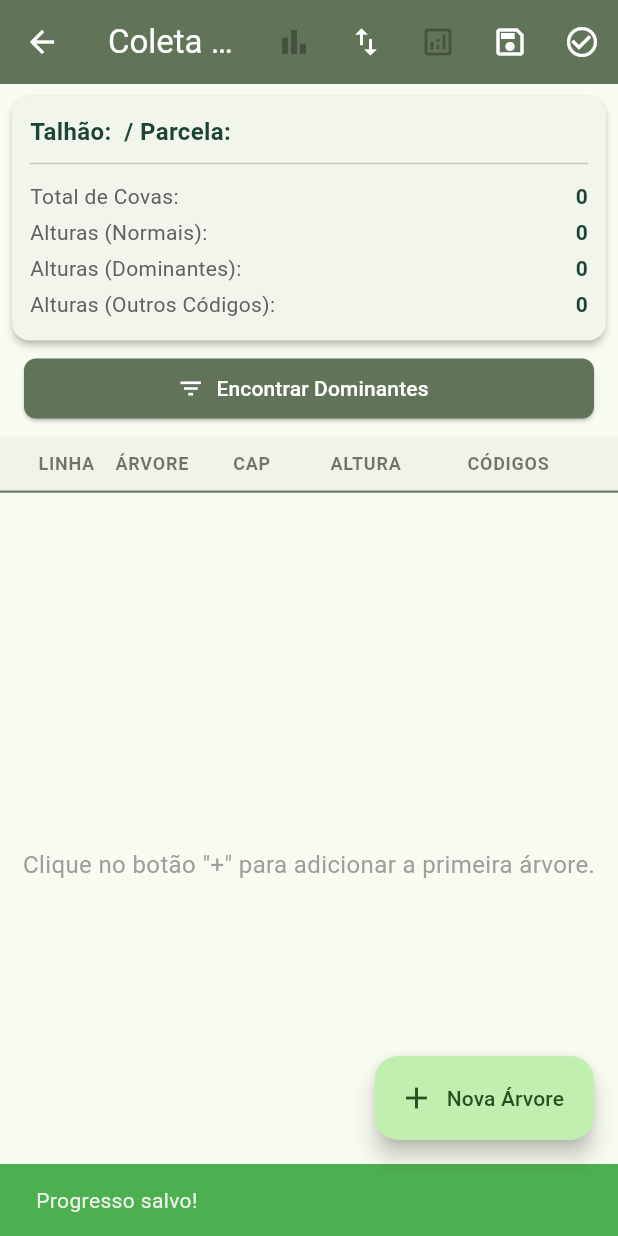
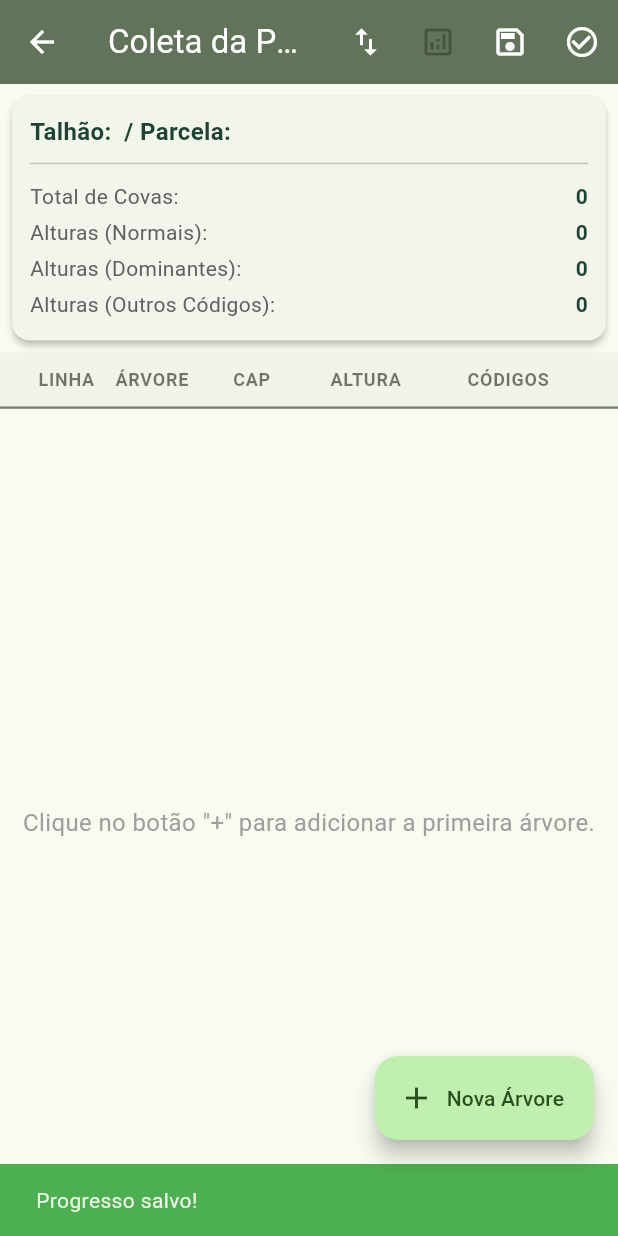
Before and after one commit to Osmar-orbis/geoforestcoletor, a Flutter app: the InventarioPage screen opened directly with empty values, after a tap on the "save" icon, on a phone screen of 412 x 824 dp. Run offline on Flutter 3.47's test engine with Material 3 defaults, Android fonts, the phone set to English and light mode, and no system bars; our stand-ins replace cloud_firestore, csv, device_info_plus, file_picker, firebase_auth, firebase_core and 14 more; missing offline and left inert: flutter_archive, path_provider_android, proj4dart; accounts and stored records are empty; generated files the repository leaves out were written again.

```diff
--- a/lib/pages/amostra/inventario_page.dart
+++ b/lib/pages/amostra/inventario_page.dart
@@ -1,4 +1,4 @@
-// lib/pages/amostra/inventario_page.dart (VERSÃO COM FAB CORRIGIDO)
+// lib/pages/amostra/inventario_page.dart (VERSÃO FINAL E CORRETA)
 
 import 'package:flutter/material.dart';
 import 'package:geoforestcoletor/data/datasources/local/database_helper.dart';
@@ -30,6 +30,9 @@ class _InventarioPageState extends State<InventarioPage> {
   bool _mostrandoApenasDominantes = false;
   bool _listaInvertida = false;
 
+  // <<< ESTADO QUE CONTROLA O MODO DE VISUALIZAÇÃO >>>
+  bool _isReadOnly = false;
+
   @override
   void initState() {
     super.initState();
@@ -37,18 +40,18 @@ class _InventarioPageState extends State<InventarioPage> {
     _dataLoadingFuture = _carregarDadosIniciais();
   }
 
+  // <<< LÓGICA DE CARREGAMENTO CORRIGIDA >>>
   Future<bool> _carregarDadosIniciais() async {
+    // Apenas lê o status da parcela, NUNCA o altera ao carregar.
     if (_parcelaAtual.status == StatusParcela.concluida) {
+      _isReadOnly = true;
+    } else {
+      _isReadOnly = false;
+      // Garante que, se não estiver concluída, o status seja "Em Andamento".
+      // Isso é seguro, pois a ColetaDadosPage já lida com o estado "concluído".
+      if (_parcelaAtual.status != StatusParcela.emAndamento) {
         _parcelaAtual.status = StatusParcela.emAndamento;
         await dbHelper.updateParcelaStatus(_parcelaAtual.dbId!, StatusParcela.emAndamento);
-
-      if(mounted) {
-        WidgetsBinding.instance.addPostFrameCallback((_) {
-          ScaffoldMessenger.of(context).showSnackBar(const SnackBar(
-            content: Text('Parcela reaberta para edição.'),
-            backgroundColor: Colors.orange,
-          ));
-        });
       }
     }
 
@@ -59,14 +62,27 @@ class _InventarioPageState extends State<InventarioPage> {
     return true;
   }
 
-  void _navegarParaDashboard() {
-    if (_parcelaAtual.dbId == null) return;
-    Navigator.push(
-      context,
-      MaterialPageRoute(
-        builder: (context) => DashboardPage(parcelaId: _parcelaAtual.dbId!),
-      ),
-    );
+  // <<< NOVA FUNÇÃO PARA REABRIR A PARCELA DE FORMA INTENCIONAL >>>
+  Future<void> _reabrirParaEdicao() async {
+    setState(() => _isSaving = true);
+    try {
+      _parcelaAtual.status = StatusParcela.emAndamento;
+      await dbHelper.updateParcelaStatus(_parcelaAtual.dbId!, StatusParcela.emAndamento);
+      if (mounted) {
+        setState(() {
+          _isReadOnly = false;
+          _isSaving = false;
+        });
+        ScaffoldMessenger.of(context).showSnackBar(const SnackBar(
+          content: Text('Parcela reaberta para edição.'),
+          backgroundColor: Colors.orange,
+        ));
+      }
+    } finally {
+      if (mounted && _isSaving) {
+        setState(() => _isSaving = false);
+      }
+    }
   }
 
   Future<void> _concluirColeta() async {
@@ -89,10 +105,49 @@ class _InventarioPageState extends State<InventarioPage> {
     if (mounted) {
       ScaffoldMessenger.of(context).showSnackBar(const SnackBar(
         content: Text('Parcela concluída com sucesso!'),
-        backgroundColor: Colors.blue
+        backgroundColor: Colors.green
       ));
       Navigator.of(context).pop(true);
     }
+  }
+
+  Future<void> _salvarEstadoAtual({bool showSnackbar = true, bool concluir = false}) async {
+    if (_isSaving) return;
+    if (mounted) setState(() => _isSaving = true);
+    try {
+      if (concluir) {
+        _parcelaAtual.status = StatusParcela.concluida;
+        setState(() => _isReadOnly = true); // Bloqueia a tela após concluir
+        _identificarArvoresDominantes();
+      }
+      _arvoresColetadas.sort((a, b) {
+        int compLinha = a.linha.compareTo(b.linha);
+        if (compLinha != 0) return compLinha;
+        int compPos = a.posicaoNaLinha.compareTo(b.posicaoNaLinha);
+        if (compPos != 0) return compPos;
+        return (a.id ?? 0).compareTo(b.id ?? 0);
+      });
+      await dbHelper.saveFullColeta(_parcelaAtual, _arvoresColetadas);
+      if (mounted && showSnackbar) {
+        ScaffoldMessenger.of(context).showSnackBar(const SnackBar(content: Text('Progresso salvo!'), duration: Duration(seconds: 2), backgroundColor: Colors.green));
+      }
+    } catch (e) {
+      if (mounted) ScaffoldMessenger.of(context).showSnackBar(SnackBar(content: Text('Erro ao salvar: $e'), backgroundColor: Colors.red));
+    } finally {
+      if (mounted) setState(() => _isSaving = false);
+    }
+  }
+
+  // --- O restante do arquivo (funções de navegação, deleção, diálogo, build, etc.) permanece o mesmo, mas com as devidas verificações do `_isReadOnly` ---
+
+  void _navegarParaDashboard() {
+    if (_parcelaAtual.dbId == null) return;
+    Navigator.push(
+      context,
+      MaterialPageRoute(
+        builder: (context) => DashboardPage(parcelaId: _parcelaAtual.dbId!),
+      ),
+    );
   }
 
   Future<void> _deletarArvore(BuildContext context, Arvore arvore) async {
@@ -237,32 +292,6 @@ class _InventarioPageState extends State<InventarioPage> {
     }
   }
 
-  Future<void> _salvarEstadoAtual({bool showSnackbar = true, bool concluir = false}) async {
-    if (_isSaving) return;
-    if (mounted) setState(() => _isSaving = true);
-    try {
-      if (concluir) {
-        _parcelaAtual.status = StatusParcela.concluida;
-        _identificarArvoresDominantes();
-      }
-      _arvoresColetadas.sort((a, b) {
-        int compLinha = a.linha.compareTo(b.linha);
-        if (compLinha != 0) return compLinha;
-        int compPos = a.posicaoNaLinha.compareTo(b.posicaoNaLinha);
-        if (compPos != 0) return compPos;
-        return (a.id ?? 0).compareTo(b.id ?? 0);
-      });
-      await dbHelper.saveFullColeta(_parcelaAtual, _arvoresColetadas);
-      if (mounted && showSnackbar) {
-        ScaffoldMessenger.of(context).showSnackBar(const SnackBar(content: Text('Progresso salvo!'), duration: Duration(seconds: 2), backgroundColor: Colors.green));
-      }
-    } catch (e) {
-      if (mounted) ScaffoldMessenger.of(context).showSnackBar(SnackBar(content: Text('Erro ao salvar: $e'), backgroundColor: Colors.red));
-    } finally {
-      if (mounted) setState(() => _isSaving = false);
-    }
-  }
-
   void _identificarArvoresDominantes() {
     for (var arvore in _arvoresColetadas) {
       arvore.dominante = false;
@@ -353,12 +382,21 @@ class _InventarioPageState extends State<InventarioPage> {
     return Scaffold(
       appBar: AppBar(
         title: const Text('Coleta da Parcela'),
-        actions: [
+        // <<< APPBAR DINÂMICA BASEADA NO ESTADO READONLY >>>
+        actions: _isReadOnly
+          ? [ // Ações para o modo de visualização
+              IconButton(
+                icon: const Icon(Icons.edit_outlined),
+                tooltip: 'Reabrir para Edição',
+                onPressed: _reabrirParaEdicao,
+              ),
               IconButton(
                 icon: const Icon(Icons.bar_chart),
                 tooltip: 'Ver Relatório da Parcela',
                 onPressed: _arvoresColetadas.isEmpty ? null : _navegarParaDashboard,
               ),
+            ]
+          : [ // Ações para o modo de edição
               if (_isSaving)
                 const Padding(padding: EdgeInsets.only(right: 16.0), child: Center(child: SizedBox(width: 20, height: 20, child: CircularProgressIndicator(color: Colors.white))))
               else ...[
@@ -392,15 +430,23 @@ class _InventarioPageState extends State<InventarioPage> {
 
           return Column(
             children: [
+              if (_isReadOnly)
+                Container(
+                  color: Colors.amber.shade100,
+                  padding: const EdgeInsets.all(12),
+                  child: Row(
+                    children: [
+                      Icon(Icons.lock_outline, size: 18, color: Colors.amber.shade800),
+                      const SizedBox(width: 8),
+                      Expanded(child: Text("Parcela concluída (modo de visualização).", style: TextStyle(color: Colors.amber.shade900))),
+                    ],
+                  ),
+                ),
               _buildSummaryCard(),
-              Padding(
-                padding: const EdgeInsets.fromLTRB(16.0, 0, 16.0, 8.0),
-                child: SizedBox(width: double.infinity, child: ElevatedButton.icon(onPressed: () {if (!_mostrandoApenasDominantes) _identificarArvoresDominantes(); setState(() => _mostrandoApenasDominantes = !_mostrandoApenasDominantes);}, icon: Icon(_mostrandoApenasDominantes ? Icons.filter_list_off : Icons.filter_list), label: Text(_mostrandoApenasDominantes ? 'Mostrar Todas' : 'Encontrar Dominantes'))),
-              ),
               _buildHeaderRow(),
               Expanded(
                 child: _arvoresColetadas.isEmpty
-                  ? const Center(child: Text('Clique no botão "+" para adicionar a primeira árvore.', style: TextStyle(color: Colors.grey, fontSize: 16)))
+                  ? Center(child: Text(_isReadOnly ? 'Esta parcela foi finalizada sem árvores.' : 'Clique no botão "+" para adicionar a primeira árvore.', style: const TextStyle(color: Colors.grey, fontSize: 16)))
                   : SlidableAutoCloseBehavior(
                       child: ListView.builder(
                         padding: EdgeInsets.zero,
@@ -409,7 +455,8 @@ class _InventarioPageState extends State<InventarioPage> {
                           final arvore = listaExibida[index];
                           return Slidable(
                             key: ValueKey(arvore.id ?? arvore.hashCode),
-                            endActionPane: ActionPane(
+                            // <<< DESABILITA EDIÇÃO EM MODO READONLY >>>
+                            endActionPane: _isReadOnly ? null : ActionPane(
                               motion: const StretchMotion(),
                               extentRatio: 0.25,
                               children: [
@@ -423,7 +470,7 @@ class _InventarioPageState extends State<InventarioPage> {
                               ],
                             ),
                             child: InkWell(
-                              onTap: () => _abrirFormularioParaEditar(arvore),
+                              onTap: _isReadOnly ? null : () => _abrirFormularioParaEditar(arvore),
                               child: Container(
                                 padding: const EdgeInsets.symmetric(horizontal: 16.0, vertical: 16.0),
                                 decoration: BoxDecoration(
@@ -454,7 +501,8 @@ class _InventarioPageState extends State<InventarioPage> {
           );
         },
       ),
-      floatingActionButton: FloatingActionButton.extended(
+      // <<< ESCONDE O FAB EM MODO READONLY >>>
+      floatingActionButton: _isReadOnly ? null : FloatingActionButton.extended(
         onPressed: () => _adicionarNovaArvore(),
         tooltip: 'Adicionar Árvore',
         icon: const Icon(Icons.add),
```
Also changed, not shown: lib/pages/amostra/coleta_dados_page.dart (+152 -80 lines), lib/pages/menu/map_import_page.dart (+8 -27 lines), lib/pages/planejamento/selecao_atividade_mapa_page.dart (+13 -9 lines), lib/providers/map_provider.dart (+27 -46 lines). Lines whose indentation alone changed are shown as unchanged.
